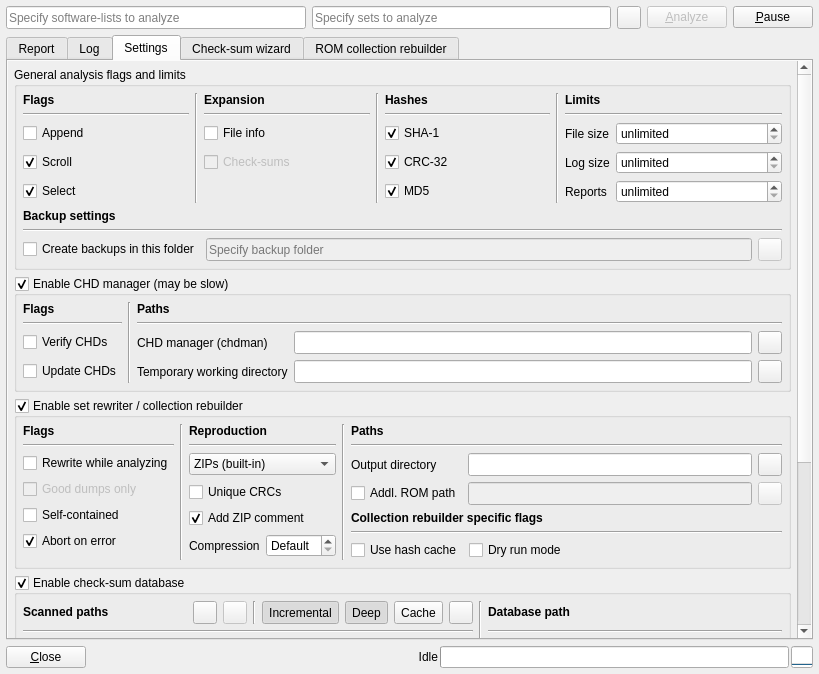
Above: romalyzer.ui from qmc2/qmc2-mame-fe before the change. Below: the same form after it.
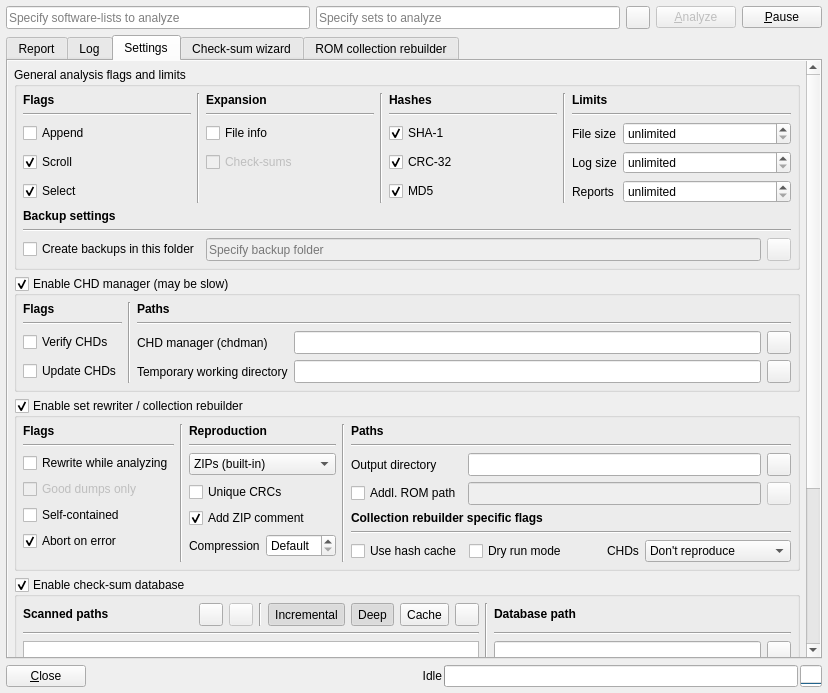
That is the form after the change. The open tabs and pages were chosen to show the change. Icons and pictures are not drawn.

Commit message: new: ROMAlyzer / collection rebuilder: CHD files are now included in the reproduction process (automatically renaming them if required)

Diff of the .ui file:
```diff
--- a/romalyzer.ui
+++ b/romalyzer.ui
@@ -7,8 +7,8 @@
    <rect>
     <x>0</x>
     <y>0</y>
-    <width>819</width>
-    <height>674</height>
+    <width>828</width>
+    <height>693</height>
    </rect>
   </property>
   <property name="windowTitle">
@@ -355,9 +355,9 @@
           <property name="geometry">
            <rect>
             <x>0</x>
-            <y>-421</y>
-            <width>779</width>
-            <height>980</height>
+            <y>-427</y>
+            <width>788</width>
+            <height>993</height>
            </rect>
           </property>
           <layout class="QGridLayout" name="gridLayoutScrollAreeaSettings" rowstretch="0,0,0,1,0">
@@ -548,12 +548,46 @@
                     </property>
                     <property name="sizeHint" stdset="0">
                      <size>
-                      <width>40</width>
+                      <width>0</width>
                       <height>20</height>
                      </size>
                     </property>
                    </spacer>
                   </item>
+                  <item>
+                   <widget class="QLabel" name="labelCollectionRebuilderCHDs">
+                    <property name="text">
+                     <string>CHDs</string>
+                    </property>
+                   </widget>
+                  </item>
+                  <item>
+                   <widget class="QComboBox" name="comboBoxCollectionRebuilderCHDHandling">
+                    <property name="toolTip">
+                     <string>Select how CHDs are handled</string>
+                    </property>
+                    <item>
+                     <property name="text">
+                      <string>Don't reproduce</string>
+                     </property>
+                    </item>
+                    <item>
+                     <property name="text">
+                      <string>Create hard links</string>
+                     </property>
+                    </item>
+                    <item>
+                     <property name="text">
+                      <string>Create symbolic links</string>
+                     </property>
+                    </item>
+                    <item>
+                     <property name="text">
+                      <string>Copy files</string>
+                     </property>
+                    </item>
+                   </widget>
+                  </item>
                  </layout>
                 </item>
                 <item row="5" column="4" colspan="3">
```
Left out of the diff: 1 changed line with no effect on the pictures. The commit also changes 17 other files.
